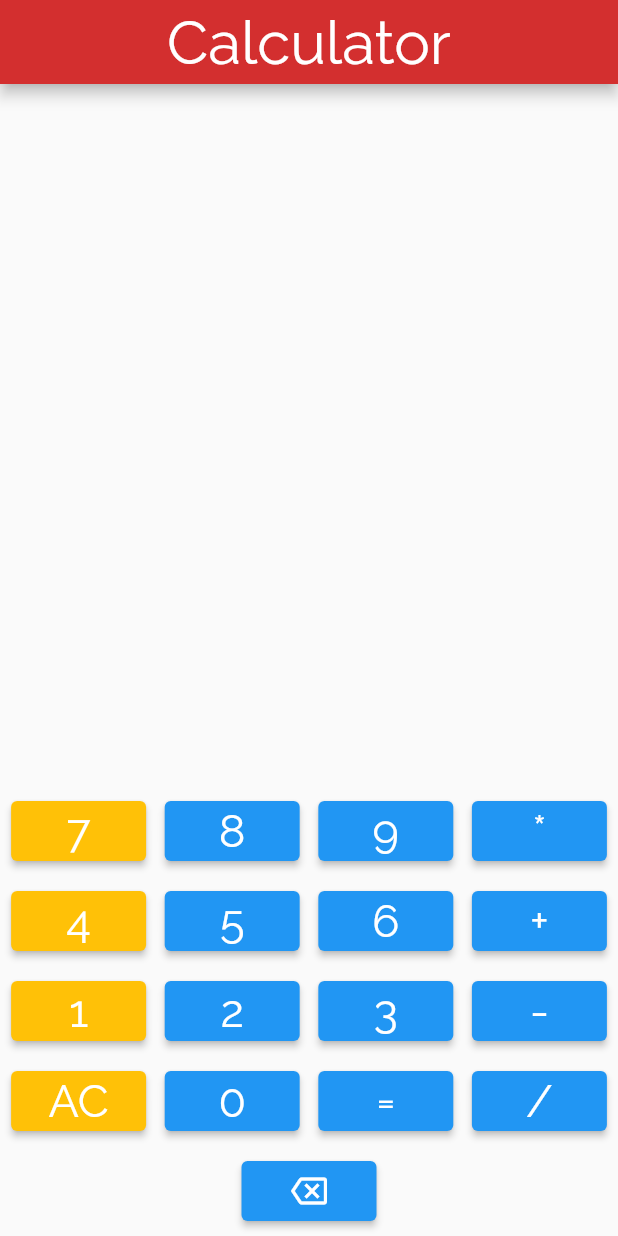
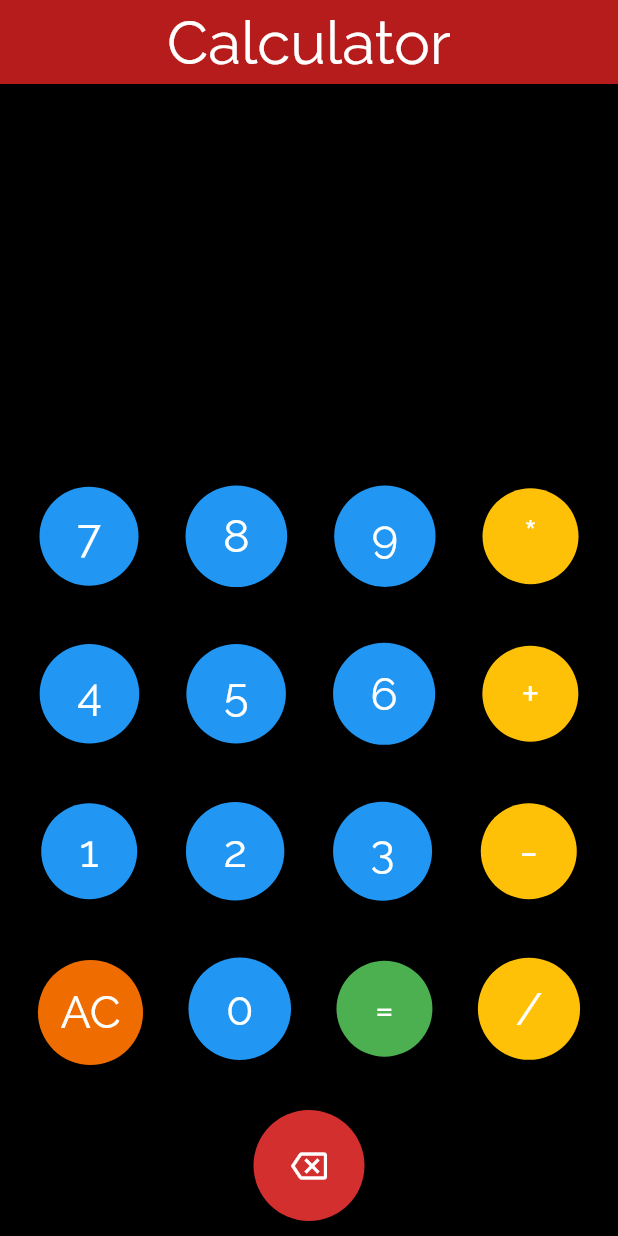
Before and after one commit to nanu1605/SimpleCalculator, a Flutter app: the screen it shows after launch, on a phone screen of 412 x 824 dp. Run offline on Flutter 3.47's test engine with Material 2 defaults, Android fonts, the phone set to English and light mode, and no system bars; missing offline and left inert: dart:ffi.

```diff
--- a/lib/main.dart
+++ b/lib/main.dart
@@ -5,7 +5,7 @@ import 'package:flutter/material.dart';
 
 void main() {
   runApp(const MaterialApp(
-    home: Home()
+    home: Home(),
   ));
 }
 class Home extends StatefulWidget {
@@ -24,7 +24,6 @@ class _HomeState extends State<Home> {
   late String history='';
 
   void buttonclick(String buttonvalue){
-    // print(buttonvalue);
     if(buttonvalue=='AC'){
       firstnum=0;
       secondnum=0;
@@ -78,9 +77,11 @@ class _HomeState extends State<Home> {
             ),
           ),
           centerTitle: true,
-          backgroundColor: Colors.red[700],
+          backgroundColor: Colors.red[900],
         ),
-        body:Column(
+        body: Container(
+          decoration: new BoxDecoration(color: Colors.black),
+          child: Column(
             mainAxisAlignment: MainAxisAlignment.end,
             children: <Widget> [
               Container(
@@ -89,17 +90,18 @@ class _HomeState extends State<Home> {
                 child: Text(
                   history,
                   style: TextStyle(
-                  fontSize: 24,
+                    fontSize: 24,color: Colors.white
                   ),
                 ),
               ),
               Container(
-              padding: EdgeInsets.all(30),
+                padding: EdgeInsets.all(25),
                 alignment: Alignment(1.0,1.0),
                 child: Text(
                   texttodisplay,
                   style: TextStyle(
                     fontSize: 48,
+                    color: Colors.white
                   ),
                 ),
               ),
@@ -112,12 +114,11 @@ class _HomeState extends State<Home> {
                 children: <Widget> [
                   Container(
                     margin: EdgeInsets.fromLTRB(5,10,5,10),
-                  child: SizedBox(
-                    width: 90,
-                    height: 40,
                     child: ElevatedButton(onPressed: (){buttonclick('7');},
                         style: ElevatedButton.styleFrom(
-                      primary: Colors.amber
+                            shape: CircleBorder(),
+                            padding: EdgeInsets.all(25),
+                            primary: Colors.blue
                         ),
                         child: Text('7',
                         style: TextStyle(fontFamily: 'Raleway',
@@ -126,13 +127,13 @@ class _HomeState extends State<Home> {
                         ),
                       ),
                     ),
-                ),
                   Container(
                     margin: EdgeInsets.fromLTRB(5,10,5,10),
-                  child: SizedBox(
-                    width: 90,
-                    height: 40,
-                    child: ElevatedButton(onPressed: (){buttonclick('8'); },
+                    child: ElevatedButton(onPressed: (){buttonclick('8');},
+                      style: ElevatedButton.styleFrom(
+                        shape: CircleBorder(),
+                        padding: EdgeInsets.all(25),
+                      ),
                         child: Text('8',
                         style: TextStyle(fontFamily: 'Raleway',
                         fontSize: 30
@@ -140,13 +141,13 @@ class _HomeState extends State<Home> {
                         ),
                       ),
                     ),
-                ),
                   Container(
                     margin: EdgeInsets.fromLTRB(5,10,5,10),
-                  child: SizedBox(
-                    width: 90,
-                    height: 40,
                     child: ElevatedButton(onPressed: (){buttonclick('9'); },
+                      style: ElevatedButton.styleFrom(
+                        shape: CircleBorder(),
+                        padding: EdgeInsets.all(25),
+                      ),
                         child: Text('9',
                             style: TextStyle(fontFamily: 'Raleway',
                                 fontSize: 30
@@ -154,18 +155,18 @@ class _HomeState extends State<Home> {
                         ),
                       ),
                     ),
-                ),
                   Container(
                     margin: EdgeInsets.fromLTRB(5,10,5,10),
-                  child: SizedBox(
-                    width: 90,
-                    height: 40,
                     child: ElevatedButton(onPressed: (){buttonclick('*'); },
+                      style: ElevatedButton.styleFrom(
+                        shape: CircleBorder(),
+                        padding: EdgeInsets.all(25),
+                        primary: Colors.amber
+                      ),
                         child: Text('*',
                             style: TextStyle(fontFamily: 'Raleway',
                                 fontSize: 30
                             )
-                      ),
                         ),
                       ),
                     ),
@@ -177,12 +178,11 @@ class _HomeState extends State<Home> {
                   children: <Widget> [
                     Container(
                       margin: EdgeInsets.fromLTRB(5,10,5,10),
-                    child: SizedBox(
-                      width: 90,
-                      height: 40,
                       child: ElevatedButton(onPressed: (){buttonclick('4');},
                           style: ElevatedButton.styleFrom(
-                            primary: Colors.amber
+                              shape: CircleBorder(),
+                              padding: EdgeInsets.all(25),
+                              primary: Colors.blue
                           ),
                           child: Text('4',
                               style: TextStyle(fontFamily: 'Raleway',
@@ -191,13 +191,13 @@ class _HomeState extends State<Home> {
                           ),
                         ),
                       ),
-                  ),
                     Container(
                       margin: EdgeInsets.fromLTRB(5,10,5,10),
-                    child: SizedBox(
-                      width: 90,
-                      height: 40,
                       child: ElevatedButton(onPressed: (){buttonclick('5'); },
+                        style: ElevatedButton.styleFrom(
+                          shape: CircleBorder(),
+                          padding: EdgeInsets.all(25),
+                        ),
                           child: Text('5',
                               style: TextStyle(fontFamily: 'Raleway',
                                   fontSize: 30
@@ -205,13 +205,13 @@ class _HomeState extends State<Home> {
                           ),
                         ),
                       ),
-                  ),
                     Container(
                       margin: EdgeInsets.fromLTRB(5,10,5,10),
-                    child: SizedBox(
-                      width: 90,
-                      height: 40,
                       child: ElevatedButton(onPressed: (){buttonclick('6'); },
+                        style: ElevatedButton.styleFrom(
+                          shape: CircleBorder(),
+                          padding: EdgeInsets.all(25),
+                        ),
                           child: Text('6',
                               style: TextStyle(fontFamily: 'Raleway',
                                   fontSize: 30
@@ -219,18 +219,18 @@ class _HomeState extends State<Home> {
                           ),
                         ),
                       ),
-                  ),
                     Container(
                       margin: EdgeInsets.fromLTRB(5,10,5,10),
-                    child: SizedBox(
-                      width: 90,
-                      height: 40,
                       child: ElevatedButton(onPressed: (){buttonclick('+'); },
+                        style: ElevatedButton.styleFrom(
+                          shape: CircleBorder(),
+                          padding: EdgeInsets.all(25),
+                            primary: Colors.amber
+                        ),
                           child: Text('+',
                               style: TextStyle(fontFamily: 'Raleway',
                                   fontSize: 30
                               )
-                        ),
                           ),
                         ),
                       ),
@@ -242,12 +242,10 @@ class _HomeState extends State<Home> {
                   children: <Widget> [
                     Container(
                       margin: EdgeInsets.fromLTRB(5,10,5,10),
-                    child: SizedBox(
-                      width: 90,
-                      height: 40,
                       child: ElevatedButton(onPressed: (){buttonclick('1');},
                         style: ElevatedButton.styleFrom(
-                            primary: Colors.amber
+                          shape: CircleBorder(),
+                          padding: EdgeInsets.all(25),
                         ),
                           child: Text('1',
                               style: TextStyle(fontFamily: 'Raleway',
@@ -256,13 +254,13 @@ class _HomeState extends State<Home> {
                           ),
                         ),
                       ),
-                  ),
                     Container(
                       margin: EdgeInsets.fromLTRB(5,10,5,10),
-                    child: SizedBox(
-                      width: 90,
-                      height: 40,
                       child: ElevatedButton(onPressed: (){buttonclick('2'); },
+                        style: ElevatedButton.styleFrom(
+                          shape: CircleBorder(),
+                          padding: EdgeInsets.all(25),
+                        ),
                           child: Text('2',
                               style: TextStyle(fontFamily: 'Raleway',
                                   fontSize: 30
@@ -270,13 +268,13 @@ class _HomeState extends State<Home> {
                           ),
                         ),
                       ),
-                  ),
                     Container(
                       margin: EdgeInsets.fromLTRB(5,10,5,10),
-                    child: SizedBox(
-                      width: 90,
-                      height: 40,
                       child: ElevatedButton(onPressed: (){buttonclick('3'); },
+                        style: ElevatedButton.styleFrom(
+                          shape: CircleBorder(),
+                          padding: EdgeInsets.all(25),
+                        ),
                           child: Text('3',
                               style: TextStyle(fontFamily: 'Raleway',
                                   fontSize: 30
@@ -284,18 +282,18 @@ class _HomeState extends State<Home> {
                           ),
                         ),
                       ),
-                  ),
                     Container(
                       margin: EdgeInsets.fromLTRB(5,10,5,10),
-                    child: SizedBox(
-                      width: 90,
-                      height: 40,
                       child: ElevatedButton(onPressed: (){buttonclick('-'); },
+                        style: ElevatedButton.styleFrom(
+                          shape: CircleBorder(),
+                          padding: EdgeInsets.all(25),
+                          primary: Colors.amber
+                        ),
                           child: Text('-',
                               style: TextStyle(fontFamily: 'Raleway',
                                   fontSize: 30
                               )
-                        ),
                           ),
                       ),
                     ),
@@ -307,12 +305,12 @@ class _HomeState extends State<Home> {
                   children: <Widget> [
                     Container(
                       margin: EdgeInsets.fromLTRB(5,10,5,10),
-                    child: SizedBox(
-                      width: 90,
-                      height: 40,
+                      height: 90,
                       child: ElevatedButton(onPressed: (){buttonclick('AC');},
                         style: ElevatedButton.styleFrom(
-                            primary: Colors.amber
+                          shape: CircleBorder(),
+                          padding: EdgeInsets.all(15),
+                          primary: Colors.orange[800]
                         ),
                           child: Text('AC',
                               style: TextStyle(fontFamily: 'Raleway',
@@ -321,13 +319,13 @@ class _HomeState extends State<Home> {
                           ),
                         ),
                       ),
-                  ),
                     Container(
                       margin: EdgeInsets.fromLTRB(5,10,5,10),
-                    child: SizedBox(
-                      width: 90,
-                      height: 40,
                       child: ElevatedButton(onPressed: (){buttonclick('0'); },
+                        style: ElevatedButton.styleFrom(
+                          shape: CircleBorder(),
+                          padding: EdgeInsets.all(25),
+                        ),
                           child: Text('0',
                               style: TextStyle(fontFamily: 'Raleway',
                                   fontSize: 30
@@ -335,13 +333,14 @@ class _HomeState extends State<Home> {
                           ),
                         ),
                       ),
-                  ),
                     Container(
                       margin: EdgeInsets.fromLTRB(5,10,5,10),
-                    child: SizedBox(
-                      width: 90,
-                      height: 40,
                       child: ElevatedButton(onPressed: (){buttonclick('='); },
+                        style: ElevatedButton.styleFrom(
+                          shape: CircleBorder(),
+                          padding: EdgeInsets.all(25),
+                          primary: Colors.green
+                        ),
                           child: Text('=',
                               style: TextStyle(fontFamily: 'Raleway',
                                   fontSize: 30
@@ -349,18 +348,18 @@ class _HomeState extends State<Home> {
                           ),
                         ),
                       ),
-                  ),
                     Container(
                       margin: EdgeInsets.fromLTRB(5,10,5,10),
-                    child: SizedBox(
-                      width: 90,
-                      height: 40,
                       child: ElevatedButton(onPressed: (){buttonclick('/'); },
+                        style: ElevatedButton.styleFrom(
+                          shape: CircleBorder(),
+                          padding: EdgeInsets.all(25),
+                          primary: Colors.amber
+                        ),
                           child: Text('/',
                               style: TextStyle(fontFamily: 'Raleway',
                                   fontSize: 30
                               )
-                        ),
                           ),
                         ),
                       ),
@@ -371,13 +370,14 @@ class _HomeState extends State<Home> {
                   children: [
                     Container(
                       margin: EdgeInsets.fromLTRB(5,10,5,10),
-                    child: SizedBox(
-                      width: 90,
-                      height: 40,
                       child: ElevatedButton(onPressed: (){buttonclick('back'); },
+                        style: ElevatedButton.styleFrom(
+                          shape: CircleBorder(),
+                          padding: EdgeInsets.all(25),
+                          primary: Colors.red[700]
+                        ),
                           child: Icon(
                             Icons.backspace_outlined
-                        ),
                           ),
                         ),
                     ),
@@ -387,6 +387,7 @@ class _HomeState extends State<Home> {
             ),
             ],
           ),
+        ),
     );
   }
 }
```
Lines whose indentation alone changed are shown as unchanged.
